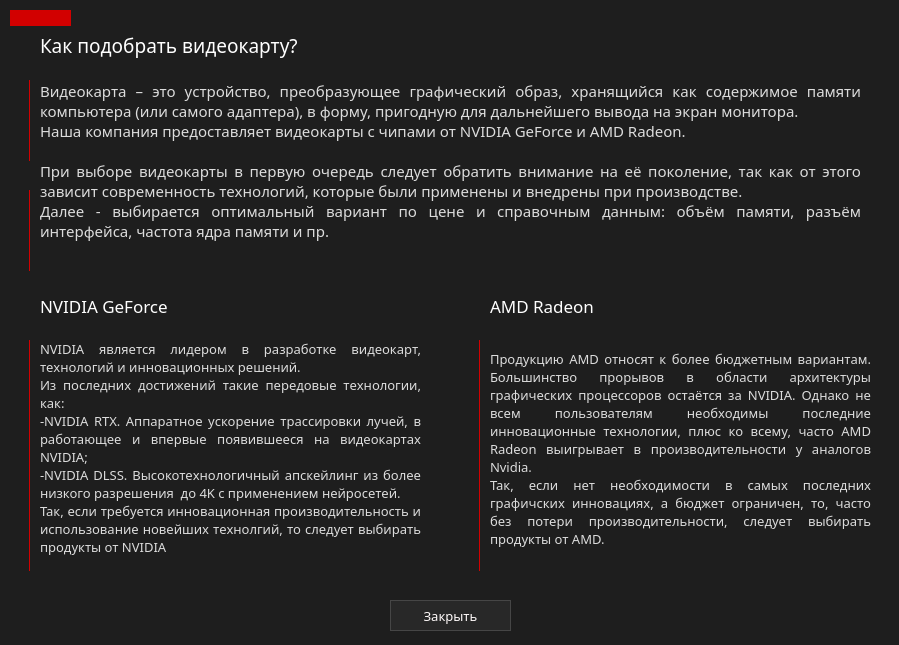
This is ui/help/widgetVideoHelp.ui in marginalprog/git_pcconf as Qt 5 draws it before an edit. The edited form follows.
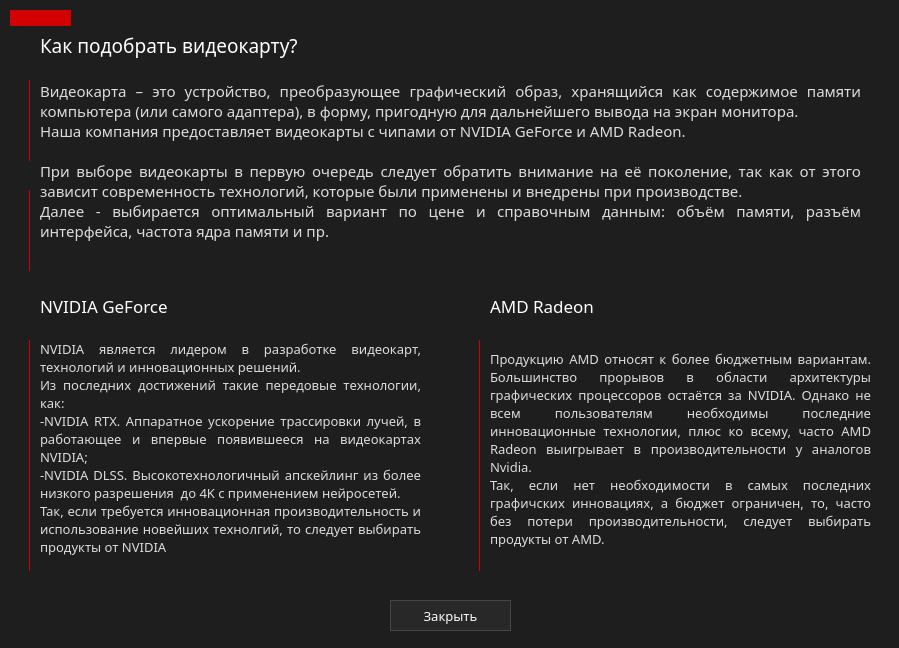
This is the edited form. Icons and pictures are not drawn.

```diff
--- a/ui/help/widgetVideoHelp.ui
+++ b/ui/help/widgetVideoHelp.ui
@@ -10,7 +10,7 @@
     <x>0</x>
     <y>0</y>
     <width>899</width>
-    <height>645</height>
+    <height>648</height>
    </rect>
   </property>
   <property name="font">
```
